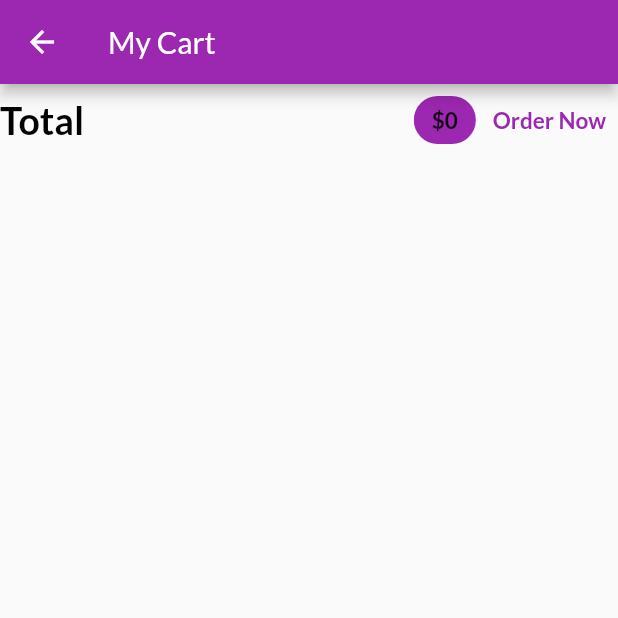
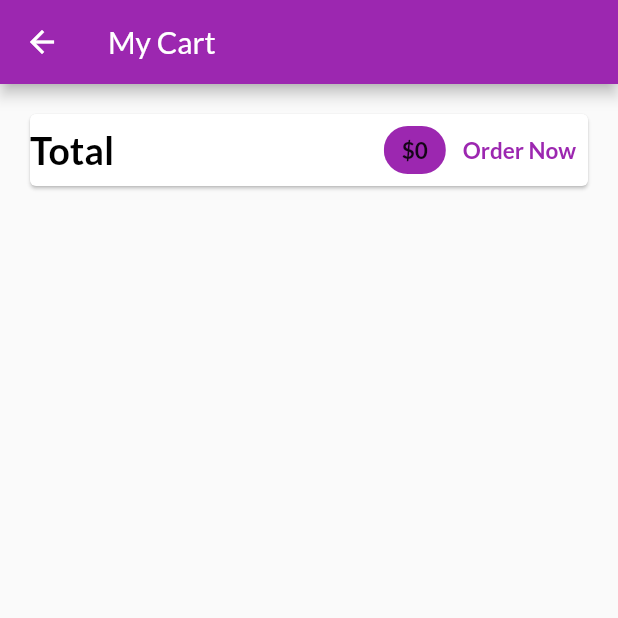
Before and after one commit to savanitaliya11/statemanagement, a Flutter app: the MyCart screen opened by its route, on a phone screen of 412 x 824 dp, the top half of it. Run offline on Flutter 3.47's test engine with Material 2 defaults, Android fonts, the phone set to English and light mode, and no system bars; our stand-ins replace cached_network_image; network calls fail.

Commit message:
successfully added in to cart

```diff
--- /dev/null
+++ b/lib/componant/constant.dart
@@ -0,0 +1,8 @@
+import 'package:flutter/cupertino.dart';
+import 'package:flutter/material.dart';
+
+const cdataTextStyle =
+    TextStyle(fontWeight: FontWeight.bold, color: Colors.black, fontSize: 18);
+const cartamountTextStyle =
+    TextStyle(fontSize: 15, fontWeight: FontWeight.bold);
+const fittedboxtextStyle = TextStyle(fontWeight: FontWeight.bold);
--- a/lib/screens/cart_screen.dart
+++ b/lib/screens/cart_screen.dart
@@ -3,7 +3,9 @@
 import 'package:flutter/cupertino.dart';
 import 'package:flutter/material.dart';
 import 'package:provider/provider.dart';
+import 'package:statemanagement/componant/constant.dart';
 import 'package:statemanagement/provider/cart.dart';
+import 'package:statemanagement/screens/cart_iteam.dart';
 
 class MyCart extends StatelessWidget {
   const MyCart({Key? key}) : super(key: key);
@@ -19,7 +21,10 @@ class MyCart extends StatelessWidget {
       body: SafeArea(
           child: Column(
         children: [
-          Row(
+          //total
+          Card(
+            margin: EdgeInsets.all(20),
+            child: Row(
               mainAxisAlignment: MainAxisAlignment.spaceBetween,
               children: [
                 Text(
@@ -32,18 +37,34 @@ class MyCart extends StatelessWidget {
                 Spacer(),
                 Chip(
                   backgroundColor: Theme.of(context).colorScheme.primary,
-                label: Text(
-                  '\$${cart.totalAmount.toString()}',
-                  style: TextStyle(fontSize: 15, fontWeight: FontWeight.bold),
-                ),
+                  label: Text('\$${cart.totalAmount.toString()}',
+                      style: cartamountTextStyle),
                 ),
                 TextButton(
                     onPressed: () {},
                     child: Text(
                       'Order Now',
-                    style: TextStyle(fontSize: 15, fontWeight: FontWeight.bold),
+                      style:
+                          TextStyle(fontSize: 15, fontWeight: FontWeight.bold),
                     ))
               ],
+            ),
+          ),
+          SizedBox(
+            height: 15,
+          ),
+
+          //cart iteam list
+          Expanded(
+            child: ListView.builder(
+              itemCount: cart.iteamCount,
+              itemBuilder: (BuildContext context, i) => CartData(
+                title: cart.iteams.values.toList()[i].title,
+                price: cart.iteams.values.toList()[i].price,
+                id: cart.iteams.values.toList()[i].id,
+                quntity: cart.iteams.values.toList()[i].quntity,
+              ),
+            ),
           )
         ],
       )),
```
Also changed, not shown: lib/screens/cart_iteam.dart (added, +32 -0 lines). Lines whose indentation alone changed are shown as unchanged.
